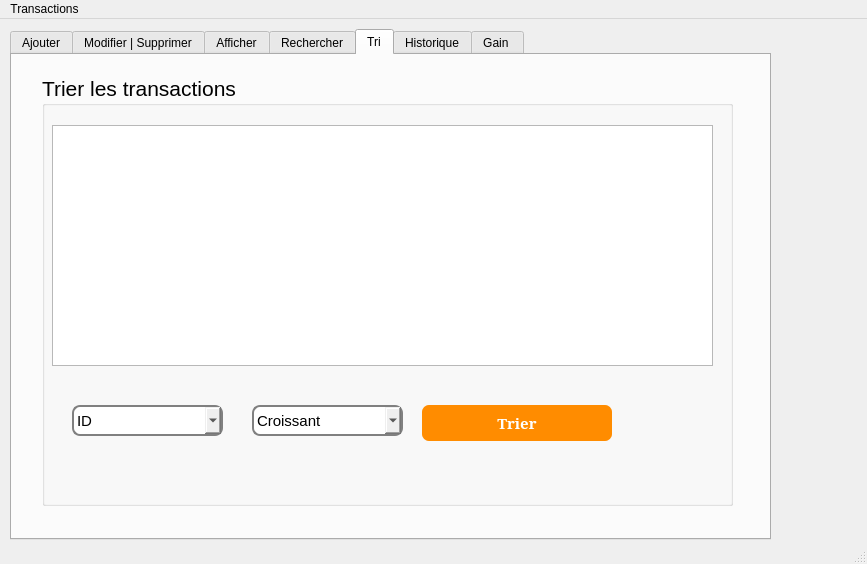
Old version of the form mainwindow.ui in the repository YoussefRais12/Agence-Immobiliere-2A5.
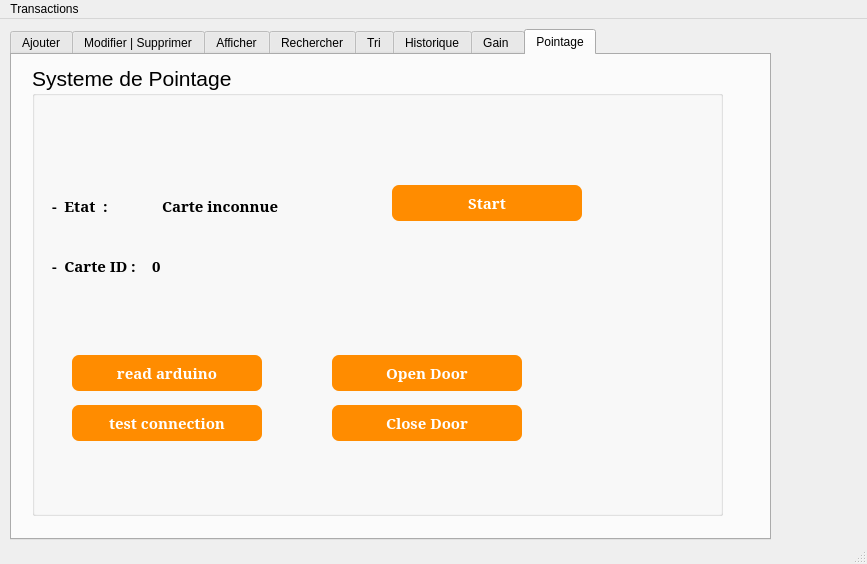
New version of the form. The open tabs and pages were chosen to show the change. Icons and pictures are not drawn.

The edit to the form file:
```diff
--- a/mainwindow.ui
+++ b/mainwindow.ui
@@ -1208,6 +1208,159 @@
       </widget>
      </widget>
     </widget>
+    <widget class="QWidget" name="tab_6">
+     <attribute name="title">
+      <string>Pointage</string>
+     </attribute>
+     <widget class="QGroupBox" name="groupBox_13">
+      <property name="geometry">
+       <rect>
+        <x>20</x>
+        <y>10</y>
+        <width>691</width>
+        <height>451</height>
+       </rect>
+      </property>
+      <property name="font">
+       <font>
+        <pointsize>16</pointsize>
+       </font>
+      </property>
+      <property name="title">
+       <string>Systeme de Pointage</string>
+      </property>
+      <widget class="QLabel" name="label_7">
+       <property name="geometry">
+        <rect>
+         <x>20</x>
+         <y>120</y>
+         <width>111</width>
+         <height>41</height>
+        </rect>
+       </property>
+       <property name="text">
+        <string>-  Etat  : </string>
+       </property>
+      </widget>
+      <widget class="QLabel" name="label_8">
+       <property name="geometry">
+        <rect>
+         <x>130</x>
+         <y>120</y>
+         <width>161</width>
+         <height>41</height>
+        </rect>
+       </property>
+       <property name="text">
+        <string>Carte inconnue</string>
+       </property>
+      </widget>
+      <widget class="QLabel" name="label_9">
+       <property name="geometry">
+        <rect>
+         <x>20</x>
+         <y>180</y>
+         <width>111</width>
+         <height>41</height>
+        </rect>
+       </property>
+       <property name="text">
+        <string>-  Carte ID : </string>
+       </property>
+      </widget>
+      <widget class="QLabel" name="label_10">
+       <property name="geometry">
+        <rect>
+         <x>120</x>
+         <y>180</y>
+         <width>111</width>
+         <height>41</height>
+        </rect>
+       </property>
+       <property name="text">
+        <string>0</string>
+       </property>
+      </widget>
+      <widget class="QLabel" name="label_20">
+       <property name="geometry">
+        <rect>
+         <x>20</x>
+         <y>240</y>
+         <width>111</width>
+         <height>41</height>
+        </rect>
+       </property>
+       <property name="text">
+        <string/>
+       </property>
+      </widget>
+      <widget class="QPushButton" name="pushButton_13">
+       <property name="geometry">
+        <rect>
+         <x>40</x>
+         <y>340</y>
+         <width>190</width>
+         <height>36</height>
+        </rect>
+       </property>
+       <property name="text">
+        <string>test connection</string>
+       </property>
+      </widget>
+      <widget class="QPushButton" name="pushButton_14">
+       <property name="geometry">
+        <rect>
+         <x>40</x>
+         <y>290</y>
+         <width>190</width>
+         <height>36</height>
+        </rect>
+       </property>
+       <property name="text">
+        <string>read arduino</string>
+       </property>
+      </widget>
+      <widget class="QPushButton" name="pushButton_16">
+       <property name="geometry">
+        <rect>
+         <x>300</x>
+         <y>340</y>
+         <width>190</width>
+         <height>36</height>
+        </rect>
+       </property>
+       <property name="text">
+        <string>Close Door</string>
+       </property>
+      </widget>
+      <widget class="QPushButton" name="pushButton_17">
+       <property name="geometry">
+        <rect>
+         <x>300</x>
+         <y>290</y>
+         <width>190</width>
+         <height>36</height>
+        </rect>
+       </property>
+       <property name="text">
+        <string>Open Door</string>
+       </property>
+      </widget>
+      <widget class="QPushButton" name="pushButton_18">
+       <property name="geometry">
+        <rect>
+         <x>360</x>
+         <y>120</y>
+         <width>190</width>
+         <height>36</height>
+        </rect>
+       </property>
+       <property name="text">
+        <string>Start</string>
+       </property>
+      </widget>
+     </widget>
+    </widget>
    </widget>
   </widget>
   <widget class="QMenuBar" name="menubar">
```
Left out of the diff: 2 changed lines with no effect on the pictures.
